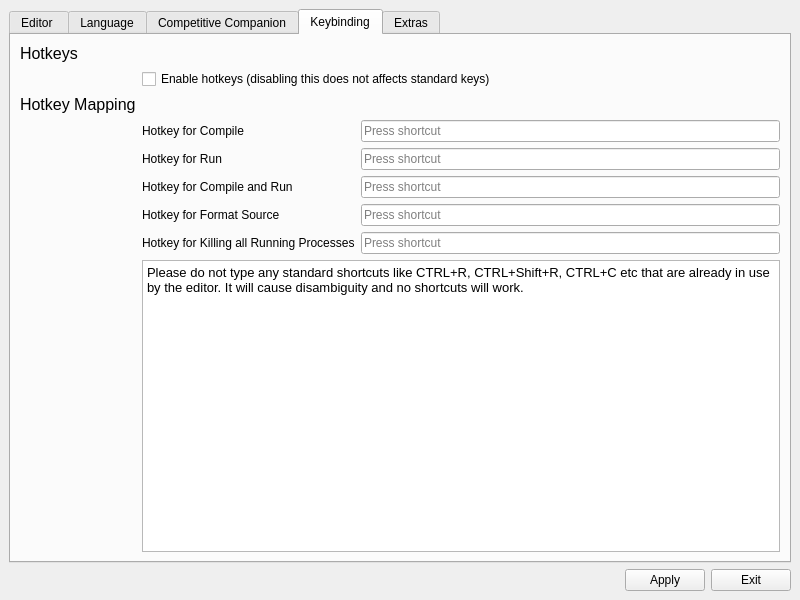
The window that ui/preferencewindow.ui (cpeditor/cpeditor) describes before a commit, drawn with Qt 5.
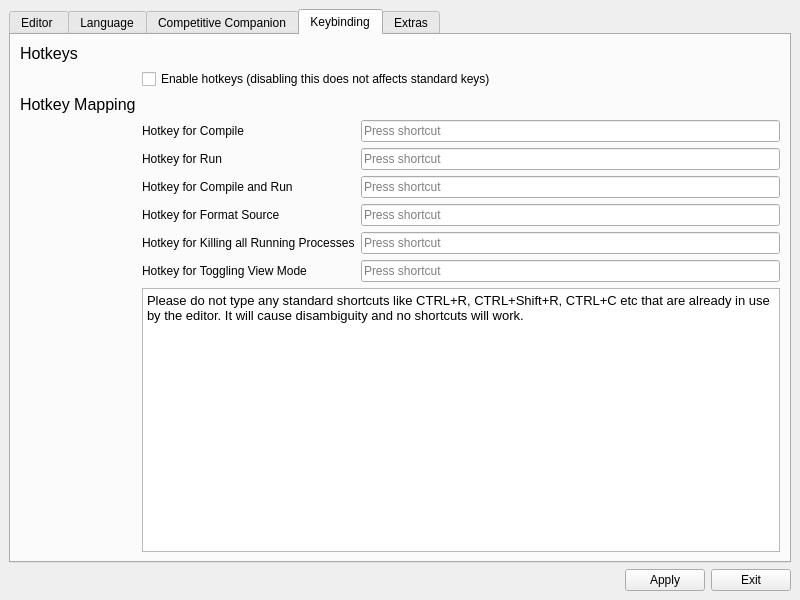
The same window after the commit. The open tabs and pages were chosen to show the change.

Commit message: WIP: Add View Modes and Toggle shortcut

What changed in the file:
```diff
--- a/ui/preferencewindow.ui
+++ b/ui/preferencewindow.ui
@@ -657,6 +657,16 @@
                 </property>
                </widget>
               </item>
+              <item row="5" column="0">
+               <widget class="QLabel" name="label_44">
+                <property name="text">
+                 <string>Hotkey for Toggling View Mode</string>
+                </property>
+               </widget>
+              </item>
+              <item row="5" column="1">
+               <widget class="QKeySequenceEdit" name="toggle_hotkey"/>
+              </item>
              </layout>
             </item>
             <item row="4" column="0">
@@ -672,8 +682,8 @@
                <string>&lt;!DOCTYPE HTML PUBLIC &quot;-//W3C//DTD HTML 4.0//EN&quot; &quot;http://www.w3.org/TR/REC-html40/strict.dtd&quot;&gt;
 &lt;html&gt;&lt;head&gt;&lt;meta name=&quot;qrichtext&quot; content=&quot;1&quot; /&gt;&lt;style type=&quot;text/css&quot;&gt;
 p, li { white-space: pre-wrap; }
-&lt;/style&gt;&lt;/head&gt;&lt;body style=&quot; font-family:'MS Shell Dlg 2'; font-size:9.6pt; font-weight:400; font-style:normal;&quot;&gt;
-&lt;p style=&quot; margin-top:0px; margin-bottom:0px; margin-left:0px; margin-right:0px; -qt-block-indent:0; text-indent:0px;&quot;&gt;&lt;span style=&quot; font-family:'MS Shell Dlg 2';&quot;&gt;Please do not type any standard shortcuts like &lt;/span&gt;&lt;span style=&quot; font-family:'Courier New';&quot;&gt;CTRL+R, CTRL+Shift+R, CTRL+C&lt;/span&gt;&lt;span style=&quot; font-family:'MS Shell Dlg 2';&quot;&gt; etc that are already in use by the editor. It will cause disambiguity and no shortcuts will work.&lt;/span&gt;&lt;/p&gt;&lt;/body&gt;&lt;/html&gt;</string>
+&lt;/style&gt;&lt;/head&gt;&lt;body style=&quot; font-family:'Inter'; font-size:10pt; font-weight:400; font-style:normal;&quot;&gt;
+&lt;p style=&quot; margin-top:0px; margin-bottom:0px; margin-left:0px; margin-right:0px; -qt-block-indent:0; text-indent:0px;&quot;&gt;&lt;span style=&quot; font-family:'MS Shell Dlg 2'; font-size:9.6pt;&quot;&gt;Please do not type any standard shortcuts like &lt;/span&gt;&lt;span style=&quot; font-family:'Courier New'; font-size:9.6pt;&quot;&gt;CTRL+R, CTRL+Shift+R, CTRL+C&lt;/span&gt;&lt;span style=&quot; font-family:'MS Shell Dlg 2'; font-size:9.6pt;&quot;&gt; etc that are already in use by the editor. It will cause disambiguity and no shortcuts will work.&lt;/span&gt;&lt;/p&gt;&lt;/body&gt;&lt;/html&gt;</string>
               </property>
              </widget>
             </item>
```
Left out of the diff: 10 changed lines with no effect on the pictures. The commit also changes 7 other files.
